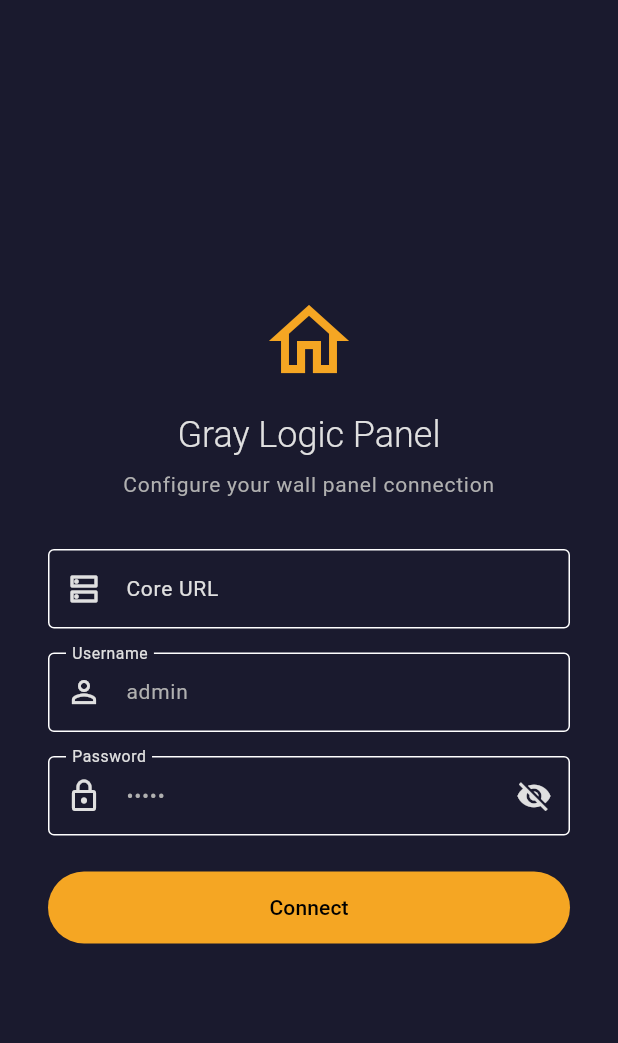
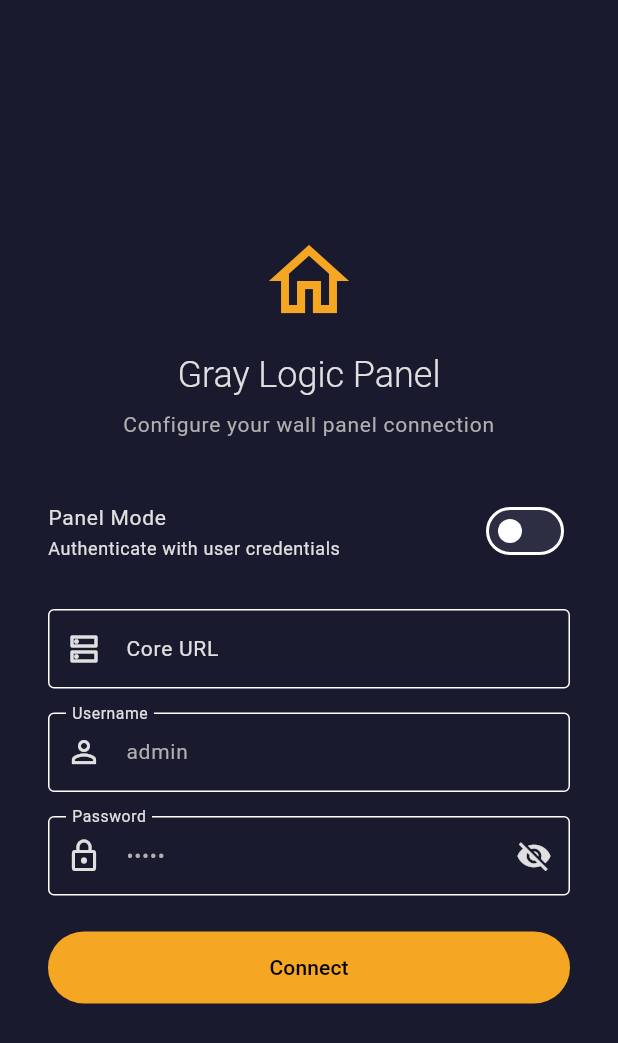
Before and after one commit to nerrad567/gray-logic-stack, a Flutter app: the screen it shows after launch, on a phone screen of 412 x 824 dp. Shown: the top 1043 px of the screen. Run offline on Flutter 3.47's test engine with Material 3 defaults, Android fonts, the phone set to English and light mode, and no system bars; our stand-ins replace dio, file_picker, flutter_riverpod, shared_preferences.

Commit message:
feat(panel): rework auth flow with panel login and identity caching
Refactored auth provider to support dual authentication modes: user login
via credentials and panel login via token. Added identity provider with
getMe() calls for fetching and caching the authenticated identity.

Co-Authored-By: Claude Opus 4.6 <noreply@anthropic.com>

```diff
--- a/code/ui/wallpanel/lib/screens/config_screen.dart
+++ b/code/ui/wallpanel/lib/screens/config_screen.dart
@@ -6,7 +6,7 @@ import '../models/auth.dart';
 import '../providers/auth_provider.dart';
 
 /// One-time configuration screen for setting up the panel.
-/// Collects: Core URL and login credentials.
+/// Supports two modes: User login (username/password) and Panel mode (panel token).
 class ConfigScreen extends ConsumerStatefulWidget {
   const ConfigScreen({super.key});
 
@@ -22,7 +22,9 @@ class _ConfigScreenState extends ConsumerState<ConfigScreen> {
   );
   final _usernameController = TextEditingController(text: 'admin');
   final _passwordController = TextEditingController(text: 'admin');
+  final _panelTokenController = TextEditingController();
   bool _obscurePassword = true;
+  bool _panelMode = false;
 
   @override
   void initState() {
@@ -33,9 +35,14 @@ class _ConfigScreenState extends ConsumerState<ConfigScreen> {
   Future<void> _loadSavedConfig() async {
     final tokenStorage = ref.read(tokenStorageProvider);
     final url = await tokenStorage.getCoreUrl();
+    final mode = await tokenStorage.getAuthMode();
 
     if (url != null && url.isNotEmpty) {
       _coreUrlController.text = url;
+    }
+
+    if (mode == 'panel') {
+      setState(() => _panelMode = true);
     }
   }
 
@@ -44,6 +51,7 @@ class _ConfigScreenState extends ConsumerState<ConfigScreen> {
     _coreUrlController.dispose();
     _usernameController.dispose();
     _passwordController.dispose();
+    _panelTokenController.dispose();
     super.dispose();
   }
 
@@ -79,11 +87,28 @@ class _ConfigScreenState extends ConsumerState<ConfigScreen> {
                     ),
                     const SizedBox(height: 8),
                     Text(
-                      'Configure your wall panel connection',
+                      _panelMode
+                          ? 'Configure panel device connection'
+                          : 'Configure your wall panel connection',
                       textAlign: TextAlign.center,
                       style: Theme.of(context).textTheme.bodyLarge,
                     ),
-                    const SizedBox(height: 32),
+                    const SizedBox(height: 24),
+
+                    // Panel mode toggle
+                    SwitchListTile(
+                      title: const Text('Panel Mode'),
+                      subtitle: Text(
+                        _panelMode
+                            ? 'Authenticate with panel token'
+                            : 'Authenticate with user credentials',
+                        style: Theme.of(context).textTheme.bodySmall,
+                      ),
+                      value: _panelMode,
+                      onChanged: (v) => setState(() => _panelMode = v),
+                      contentPadding: EdgeInsets.zero,
+                    ),
+                    const SizedBox(height: 16),
 
                     // Core URL
                     TextFormField(
@@ -104,6 +129,25 @@ class _ConfigScreenState extends ConsumerState<ConfigScreen> {
                     ),
                     const SizedBox(height: 16),
 
+                    if (_panelMode) ...[
+                      // Panel token field
+                      TextFormField(
+                        controller: _panelTokenController,
+                        decoration: const InputDecoration(
+                          labelText: 'Panel Token',
+                          hintText: '64-character hex token',
+                          prefixIcon: Icon(Icons.vpn_key_outlined),
+                          border: OutlineInputBorder(),
+                        ),
+                        maxLines: 1,
+                        style: const TextStyle(fontFamily: 'monospace', fontSize: 13),
+                        validator: (v) {
+                          if (v == null || v.isEmpty) return 'Required';
+                          if (v.length < 16) return 'Token too short';
+                          return null;
+                        },
+                      ),
+                    ] else ...[
                       // Username
                       TextFormField(
                         controller: _usernameController,
@@ -140,6 +184,7 @@ class _ConfigScreenState extends ConsumerState<ConfigScreen> {
                           return null;
                         },
                       ),
+                    ],
                     const SizedBox(height: 8),
 
                     // Error message
@@ -172,7 +217,7 @@ class _ConfigScreenState extends ConsumerState<ConfigScreen> {
                                   color: Colors.white,
                                 ),
                               )
-                            : const Text('Connect'),
+                            : Text(_panelMode ? 'Connect Panel' : 'Connect'),
                       ),
                     ),
                   ],
@@ -189,10 +234,14 @@ class _ConfigScreenState extends ConsumerState<ConfigScreen> {
     if (!_formKey.currentState!.validate()) return;
 
     final coreUrl = _coreUrlController.text.trim();
+
+    if (_panelMode) {
+      final panelToken = _panelTokenController.text.trim();
+      await ref.read(authProvider.notifier).panelLogin(coreUrl, panelToken);
+    } else {
       final username = _usernameController.text.trim();
       final password = _passwordController.text;
-
-    // Attempt login
       await ref.read(authProvider.notifier).login(coreUrl, username, password);
     }
   }
+}
```
Also changed, not shown: code/ui/wallpanel/lib/providers/auth_provider.dart (+105 -12 lines). Lines whose indentation alone changed are shown as unchanged.
